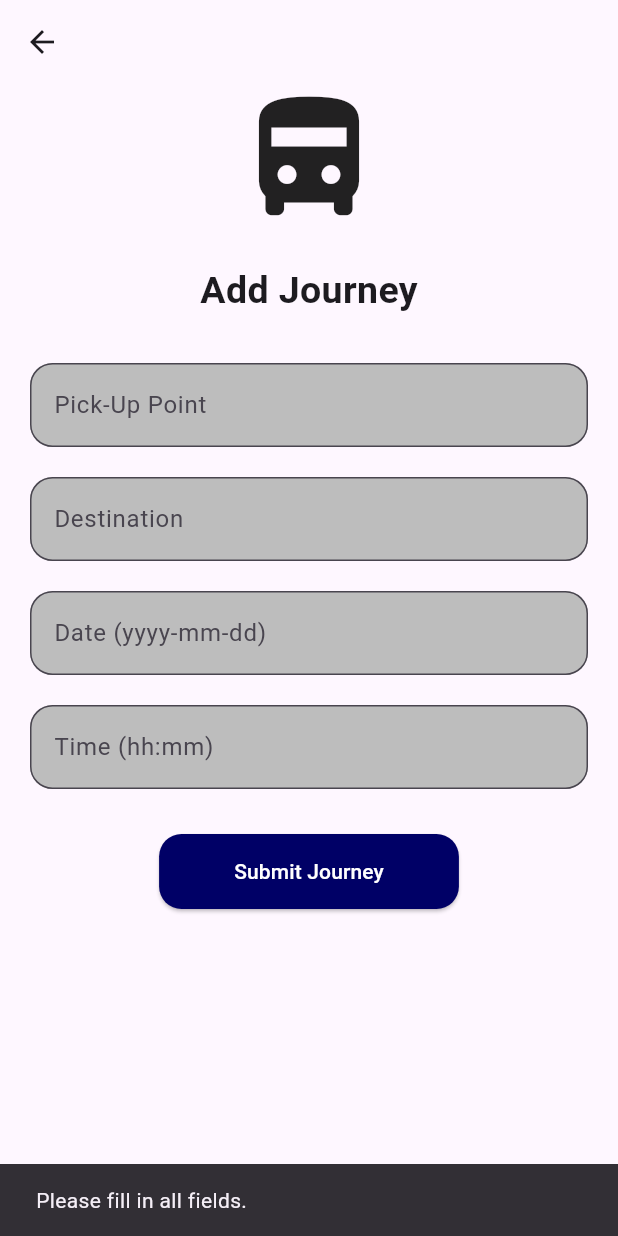
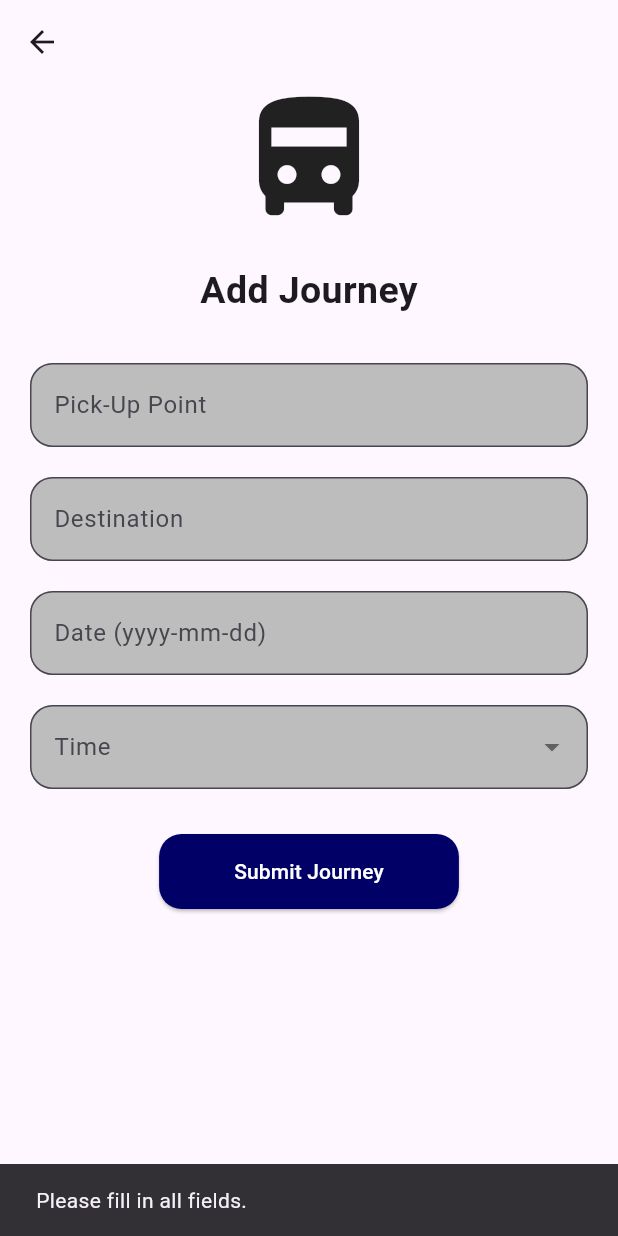
Before and after one commit to HXong/Bussin-Buses, a Flutter app: the ScheduleNav screen opened directly, after a tap on "Submit Journey", on a phone screen of 412 x 824 dp. Run offline on Flutter 3.47's test engine with Material 3 defaults, Android fonts, the light colour scheme and no system bars; our stand-ins replace flutter_map, flutter_svg, geolocator, latlong2, supabase_flutter; missing offline and left inert: flutter_map_location_marker; accounts and stored records are empty.

Commit message:
change time to drop down

```diff
--- a/frontend/lib/pages/DriverNav/schedule_nav.dart
+++ b/frontend/lib/pages/DriverNav/schedule_nav.dart
@@ -112,26 +112,34 @@ class _ScheduleNavState extends State<ScheduleNav> {
                   keyboardType: TextInputType.datetime,
                 ),
               ),
-
               const SizedBox(height: 20),
 
-              // Time Field
               Padding(
                 padding: const EdgeInsets.symmetric(horizontal: 20.0),
-                child: TextField(
-                  controller: driverViewModel.timeController,
+                child: DropdownButtonFormField<String>(
+                  value: driverViewModel.pickedTime, // The selected value
                   decoration: InputDecoration(
-                    labelText: 'Time (hh:mm)',
+                    labelText: 'Time',
                     filled: true,
                     fillColor: Colors.grey[400],
                     border: OutlineInputBorder(
                       borderRadius: BorderRadius.circular(15),
                     ),
                   ),
-                  keyboardType: TextInputType.datetime,
+                  items: List.generate(25, (index) {
+                    int hour = 9 + (index ~/ 2);
+                    int minute = (index % 2) * 30;
+                    String time = '${hour.toString().padLeft(2, '0')}:${minute.toString().padLeft(2, '0')}';
+                    return DropdownMenuItem(
+                      value: time,
+                      child: Text(time),
+                    );
+                  }),
+                  onChanged: (String? newValue) {
+                    driverViewModel.pickedTime = newValue;
+                  },
                 ),
               ),
-
               const SizedBox(height: 30),
 
               // Submit Button
--- a/frontend/lib/viewmodels/driver_viewmodel.dart
+++ b/frontend/lib/viewmodels/driver_viewmodel.dart
@@ -22,10 +22,10 @@ class DriverViewModel extends ChangeNotifier {
   Map<String, dynamic> currentTripDetails = {};
 
   final TextEditingController dateController = TextEditingController();
-  final TextEditingController timeController = TextEditingController();
   final TextEditingController feedbackController = TextEditingController();
 
   List<String> locations = [];
+  String? pickedTime;
   String? selectedPickup;
   String? selectedDestination;
 
@@ -104,9 +104,9 @@ class DriverViewModel extends ChangeNotifier {
 
   Future<void> submitJourney(BuildContext context) async {
     final date = dateController.text;
-    final time = timeController.text;
+    final time = pickedTime;
 
-    if (selectedPickup == null || selectedDestination == null || date.isEmpty || time.isEmpty) {
+    if (selectedPickup == null || selectedDestination == null || date.isEmpty || time == null) {
       ScaffoldMessenger.of(context).showSnackBar(const SnackBar(content: Text("Please fill in all fields.")));
       return;
     }
@@ -118,11 +118,6 @@ class DriverViewModel extends ChangeNotifier {
 
     if (!RegExp(r'^\d{4}-\d{2}-\d{2}$').hasMatch(date)) {
       ScaffoldMessenger.of(context).showSnackBar(const SnackBar(content: Text("Invalid date format. Use yyyy-MM-dd.")));
-      return;
-    }
-
-    if (!RegExp(r'^\d{2}:\d{2}$').hasMatch(time)) {
-      ScaffoldMessenger.of(context).showSnackBar(const SnackBar(content: Text("Invalid time format. Use HH:mm.")));
       return;
     }
 
@@ -152,13 +147,14 @@ class DriverViewModel extends ChangeNotifier {
     await _driverService.addJourney(pickupId: pickupId, destinationId: destinationId, date: date, time: time, driverId: driverId,);
 
     dateController.clear();
-    timeController.clear();
+    pickedTime = null;
     selectedPickup = null;
     selectedDestination = null;
     ScaffoldMessenger.of(context).showSnackBar(const SnackBar(content: Text("Journey added successfully!")));
 
     await fetchUpcomingConfirmedTrips(DateTime.now());
     await fetchAllUpcomingTrips(DateTime.now());
+
     notifyListeners();
   }
 
```
Also changed, not shown: frontend/lib/pages/DriverNav/trip_list_UI.dart (+14 -1 lines).
